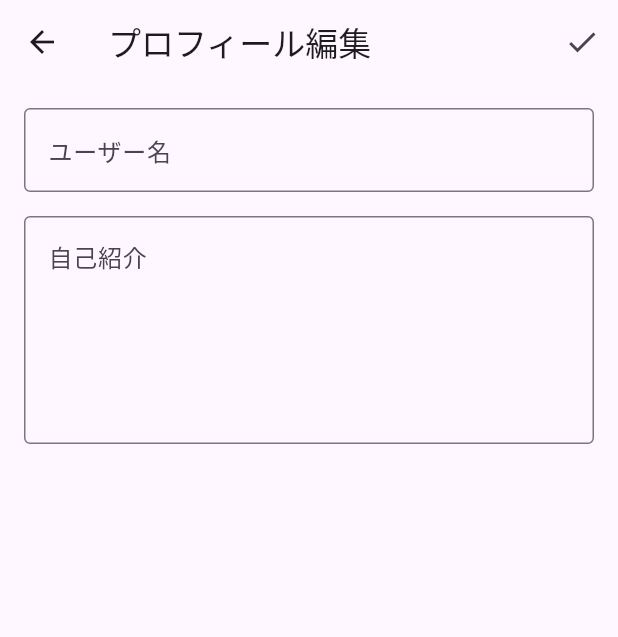
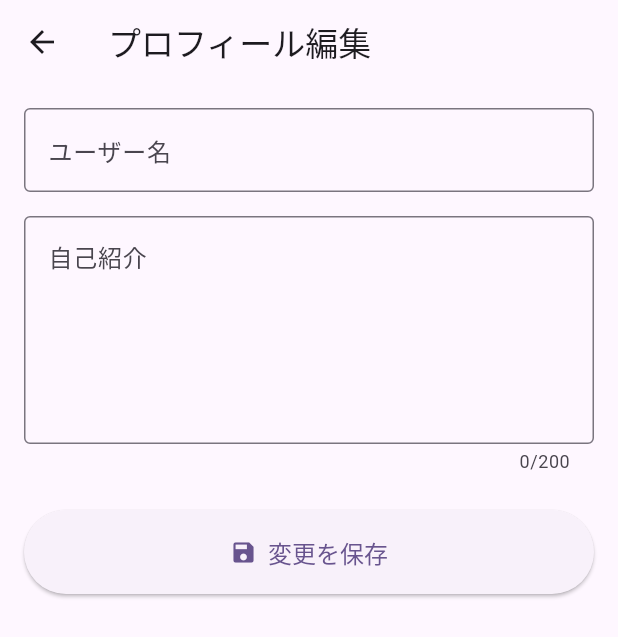
Before and after one commit to ITdedenne/my_madamis_app, a Flutter app: the ProfilePage screen opened directly, after a tap on the "edit" icon, on a phone screen of 412 x 824 dp. Shown: the top 637 px of the screen. Run offline on Flutter 3.47's test engine with Material 3 defaults, Android fonts, the phone set to English and light mode, and no system bars; our stand-ins replace flutter_riverpod; missing offline and left inert: amplify_auth_cognito, amplify_flutter.

Commit message:
feature:edit

```diff
--- a/lib/features/profile/presentation/pages/edit_profile_page.dart
+++ b/lib/features/profile/presentation/pages/edit_profile_page.dart
@@ -1,3 +1,5 @@
+// ファイルパス: lib/features/profile/presentation/pages/edit_profile_page.dart
+
 import 'package:flutter/material.dart';
 import 'package:flutter_riverpod/flutter_riverpod.dart';
 import 'package:my_madamis_app/features/profile/presentation/notifiers/profile_state_notifier.dart';
@@ -13,10 +15,12 @@ class _EditProfilePageState extends ConsumerState<EditProfilePage> {
   final _formKey = GlobalKey<FormState>();
   late final TextEditingController _usernameController;
   late final TextEditingController _bioController;
+  bool _isLoading = false;
 
   @override
   void initState() {
     super.initState();
+    // ビルド前にProviderから安全に読み込む
     final profileState = ref.read(profileStateNotifierProvider);
     _usernameController = TextEditingController(text: profileState.username);
     _bioController = TextEditingController(text: profileState.bio);
@@ -29,15 +33,33 @@ class _EditProfilePageState extends ConsumerState<EditProfilePage> {
     super.dispose();
   }
 
+  // 保存ボタンが押されたときの処理
   Future<void> _onSave() async {
-    if (_formKey.currentState!.validate()) {
-      final notifier = ref.read(profileStateNotifierProvider.notifier);
-      await notifier.updateProfile(
-        username: _usernameController.text,
-        bio: _bioController.text,
-      );
-      if (mounted) {
+    // 入力チェック
+    if (!_formKey.currentState!.validate()) {
+      return;
+    }
+    // ローディング開始
+    setState(() => _isLoading = true);
+
+    final notifier = ref.read(profileStateNotifierProvider.notifier);
+    final success = await notifier.updateProfile(
+      username: _usernameController.text,
+      bio: _bioController.text,
+    );
+
+    // ローディング終了
+    setState(() => _isLoading = false);
+
+    if (mounted) {
+      if (success) {
+        // 成功したら前の画面に戻る
         Navigator.of(context).pop();
+      } else {
+        // 失敗したらエラーメッセージを表示
+        ScaffoldMessenger.of(context).showSnackBar(
+          const SnackBar(content: Text('プロフィールの更新に失敗しました。')),
+        );
       }
     }
   }
@@ -47,19 +69,14 @@ class _EditProfilePageState extends ConsumerState<EditProfilePage> {
     return Scaffold(
       appBar: AppBar(
         title: const Text('プロフィール編集'),
-        actions: [
-          IconButton(
-            onPressed: _onSave,
-            icon: const Icon(Icons.check),
-          ),
-        ],
+        // ▼▼▼ AppBarのactionsを削除 ▼▼▼
       ),
       body: SingleChildScrollView(
         padding: const EdgeInsets.all(16.0),
         child: Form(
           key: _formKey,
           child: Column(
-            crossAxisAlignment: CrossAxisAlignment.start,
+            crossAxisAlignment: CrossAxisAlignment.stretch, // ボタンを横幅いっぱいに広げる
             children: [
               TextFormField(
                 controller: _usernameController,
@@ -80,9 +97,31 @@ class _EditProfilePageState extends ConsumerState<EditProfilePage> {
                 decoration: const InputDecoration(
                   labelText: '自己紹介',
                   border: OutlineInputBorder(),
-                  alignLabelWithHint: true,
+                  alignLabelWithHint: true, // ラベルを左上に固定
                 ),
                 maxLines: 5,
+                maxLength: 200, // 文字数制限の例
+              ),
+              const SizedBox(height: 24.0),
+              // ▼▼▼ 保存ボタンを追加 ▼▼▼
+              ElevatedButton.icon(
+                onPressed: _isLoading ? null : _onSave, // ローディング中は無効化
+                icon: _isLoading
+                    ? Container( // ローディングインジケーター
+                        width: 24,
+                        height: 24,
+                        padding: const EdgeInsets.all(2.0),
+                        child: const CircularProgressIndicator(
+                          color: Colors.white,
+                          strokeWidth: 3,
+                        ),
+                      )
+                    : const Icon(Icons.save),
+                label: const Text('変更を保存'),
+                style: ElevatedButton.styleFrom(
+                  padding: const EdgeInsets.symmetric(vertical: 16.0),
+                  textStyle: const TextStyle(fontSize: 16),
+                ),
               ),
             ],
           ),
--- a/lib/features/profile/presentation/pages/profile_page.dart
+++ b/lib/features/profile/presentation/pages/profile_page.dart
@@ -10,31 +10,42 @@ class ProfilePage extends ConsumerWidget {
 
   @override
   Widget build(BuildContext context, WidgetRef ref) {
+    // ▼▼▼ ref.listen を追加 ▼▼▼
+    ref.listen(profileStateNotifierProvider, (previous, next) {
+      // updateStatusがsuccessに変わった時だけSnackBarを表示
+      if (next.updateStatus == UpdateStatus.success) {
+        ScaffoldMessenger.of(context).showSnackBar(
+          const SnackBar(
+            content: Text('変更に成功しました'),
+            behavior: SnackBarBehavior.floating,
+          ),
+        );
+        // 一度表示したらステータスをリセットする
+        ref.read(profileStateNotifierProvider.notifier).resetUpdateStatus();
+      }
+    });
+
     final profileState = ref.watch(profileStateNotifierProvider);
 
     return Scaffold(
       appBar: AppBar(
         title: const Text('プロフィール'),
-actions: [
+        actions: [
           IconButton(
             onPressed: () {
+              // EditProfilePageへの遷移
               Navigator.of(context).push(
-                MaterialPageRoute(
-                  builder: (context) => const EditProfilePage(),
-                ),
+                MaterialPageRoute(builder: (_) => const EditProfilePage()),
               );
             },
             icon: const Icon(Icons.edit),
           ),
         ],
       ),
-      body: Center(
+      body: Center( // ... 以下、既存のコードと同じ ...
         child: switch (profileState.status) {
-          // 読込中
           ProfileStatus.loading => const CircularProgressIndicator(),
-          // エラー発生時
           ProfileStatus.error => Text('エラー: ${profileState.errorMessage}'),
-          // 正常に読み込めた場合
           ProfileStatus.loaded => RefreshIndicator(
               onRefresh: () => ref.read(profileStateNotifierProvider.notifier).loadCurrentUser(),
               child: ListView(
@@ -44,25 +55,12 @@ actions: [
                   const SizedBox(height: 24),
                   _buildSectionTitle('自己紹介'),
                   const SizedBox(height: 8),
-                  // 自己紹介文がなければ固定のメッセージを表示
                   Text(
-                    profileState.bio ?? '自己紹介が設定されていません。',
+                    profileState.bio != null && profileState.bio!.isNotEmpty
+                        ? profileState.bio!
+                        : '自己紹介が設定されていません。',
                     style: Theme.of(context).textTheme.bodyLarge,
                   ),
-                  //今後似たような機能はデータベース作成後にやるかも？今は一旦おいておく
-                  // const SizedBox(height: 24),
-                  // _buildSectionTitle('通過シナリオ'),
-                  // // TODO: ユーザーが通過したシナリオ一覧をここに表示
-                  // const ListTile(
-                  //   leading: Icon(Icons.check_circle_outline),
-                  //   title: Text('（仮）狂気山脈'),
-                  //   subtitle: Text('PL'),
-                  // ),
-                  // const ListTile(
-                  //   leading: Icon(Icons.check_circle_outline),
-                  //   title: Text('（仮）何度だって青い月に火を灯した'),
-                  //   subtitle: Text('GM'),
-                  // )
                 ],
               ),
             ),
@@ -71,11 +69,10 @@ actions: [
     );
   }
 
-  /// プロフィールヘッダー（アイコン、ユーザー名）のUIを構築する
+  // ... _buildProfileHeader と _buildSectionTitle は変更なし ...
   Widget _buildProfileHeader(BuildContext context, ProfileState state) {
     return Row(
       children: [
-        // 固定のアイコン表示
         Container(
           padding: const EdgeInsets.all(20),
           decoration: BoxDecoration(
@@ -89,7 +86,6 @@ actions: [
           ),
         ),
         const SizedBox(width: 16),
-        // ユーザー名
         Expanded(
           child: Text(
             state.username ?? 'ユーザー名不明',
@@ -101,7 +97,6 @@ actions: [
     );
   }
 
-  /// 各セクションのタイトルUI
   Widget _buildSectionTitle(String title) {
     return Text(
       title,
```
Also changed, not shown: lib/features/profile/presentation/notifiers/profile_state_notifier.dart (+28 -25 lines).
